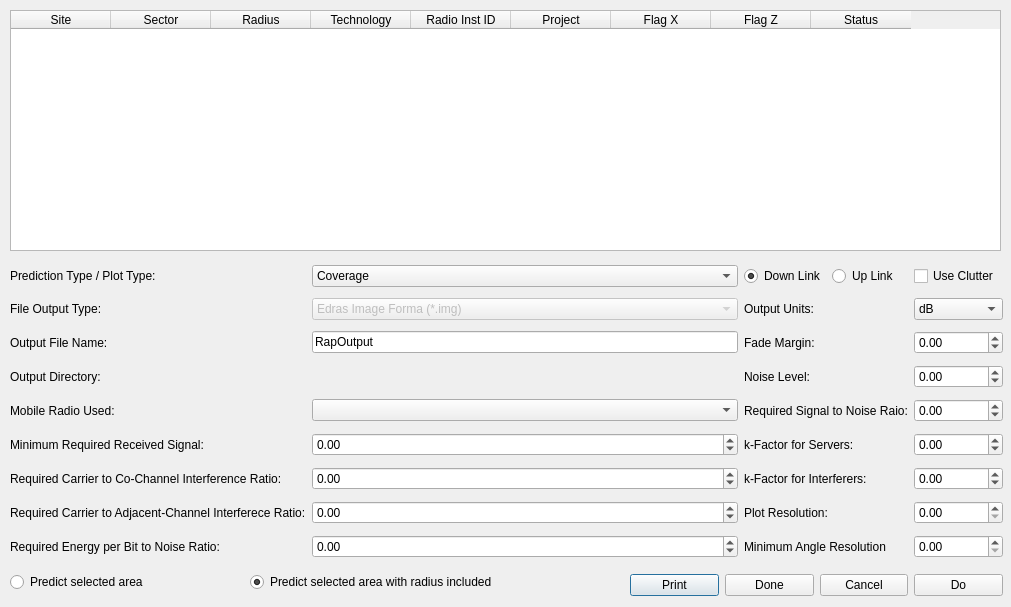
Old version of the form Interface/ConfirmPrediction.ui in the repository brotherdust/qrap.
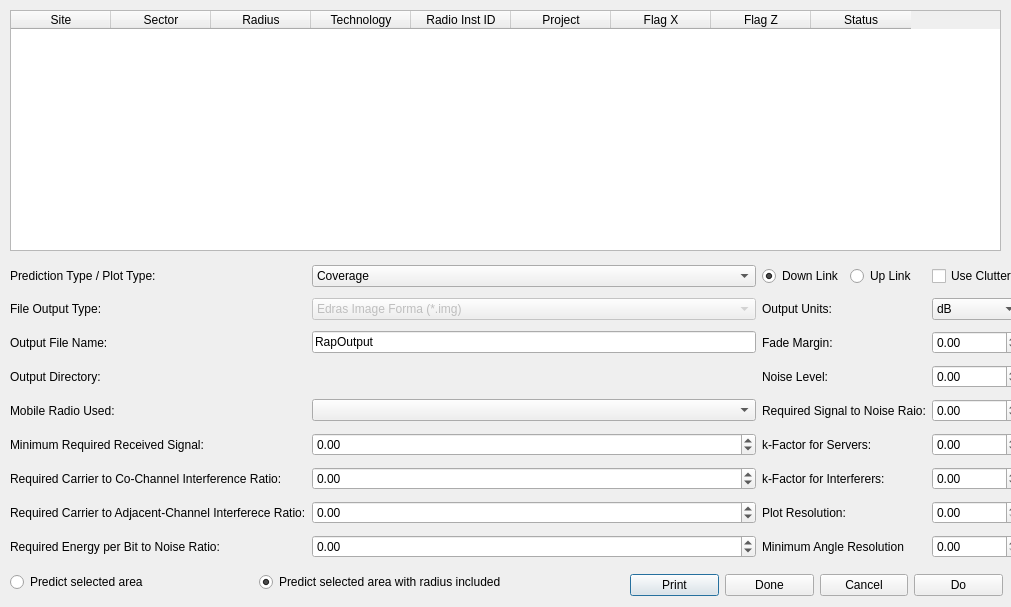
New version of the form. Icons and pictures are not drawn.

Patch:
```diff
--- a/Interface/ConfirmPrediction.ui
+++ b/Interface/ConfirmPrediction.ui
@@ -86,7 +86,7 @@
     <rect>
      <x>10</x>
      <y>260</y>
-     <width>993</width>
+     <width>1011</width>
      <height>305</height>
     </rect>
    </property>
@@ -534,7 +534,7 @@
     <rect>
      <x>10</x>
      <y>570</y>
-     <width>487</width>
+     <width>496</width>
      <height>25</height>
     </rect>
    </property>
```
Left out of the diff: 10 changed lines with no effect on the pictures.
